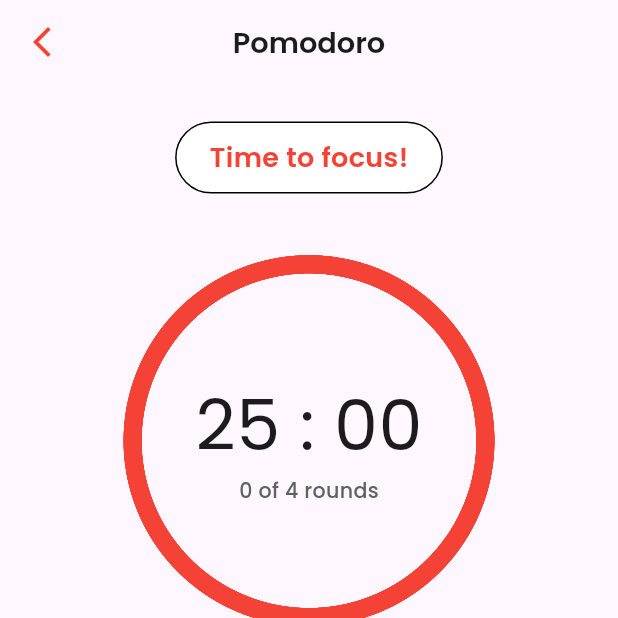
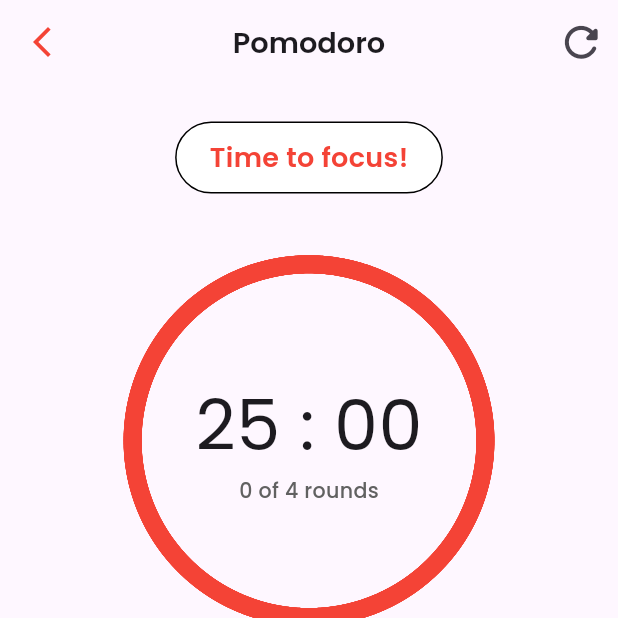
Before and after one commit to The-Naveen-Chandra/Taskify-Flutter, a Flutter app: the PomodoroTimer screen opened directly, on a phone screen of 412 x 824 dp, the top half of it. Run offline on Flutter 3.47's test engine with Material 3 defaults, Android fonts, the phone set to English and light mode, and no system bars; drawn by our look-alikes of step_progress_indicator; our stand-ins replace bloc, cloud_firestore, dio, dotted_border, equatable, firebase_auth and 10 more; accounts and stored records are empty.

Commit message:
Dev: Reset timer feature

```diff
--- a/lib/app/modules/pomodoro_timer/views/pomodoro_timer_view.dart
+++ b/lib/app/modules/pomodoro_timer/views/pomodoro_timer_view.dart
@@ -35,6 +35,14 @@ class PomodoroTimer extends StatelessWidget {
             fontWeight: FontWeight.w600,
           ),
         ),
+        actions: [
+          IconButton(
+            icon: const Icon(Icons.refresh_rounded),
+            iconSize: 24.0.sp,
+            onPressed: () =>
+                Provider.of<TimerService>(context, listen: false).reset(),
+          ),
+        ],
       ),
       body: SingleChildScrollView(
         child: Container(
```
